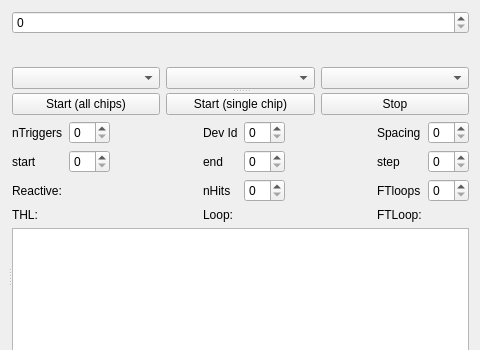
Before: the Qt Designer form SpidrMpx3Eq/qcstmequalization.ui in navrit/dexter, drawn with Qt 5; both pictures show x 224 to 704 and y 0 to 350 of the 704 by 551 pixel window.
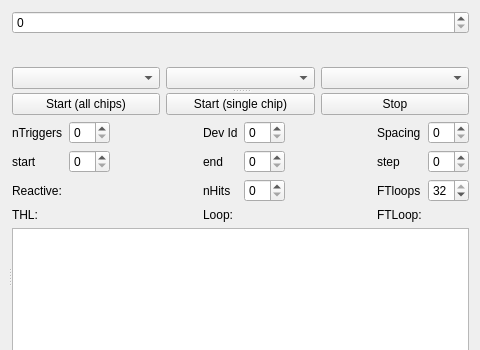
After: the same form once the commit is applied. Custom widgets are drawn as their Qt base class.

The edit to the form file:
```diff
--- a/SpidrMpx3Eq/qcstmequalization.ui
+++ b/SpidrMpx3Eq/qcstmequalization.ui
@@ -283,7 +283,17 @@
              </widget>
             </item>
             <item row="2" column="7">
-             <widget class="QSpinBox" name="fineTuningLoopsSpinBox"/>
+             <widget class="QSpinBox" name="fineTuningLoopsSpinBox">
+              <property name="minimum">
+               <number>1</number>
+              </property>
+              <property name="maximum">
+               <number>32</number>
+              </property>
+              <property name="value">
+               <number>32</number>
+              </property>
+             </widget>
             </item>
             <item row="2" column="6">
              <widget class="QLabel" name="eqSigmaMaskingSpinBox">
```
